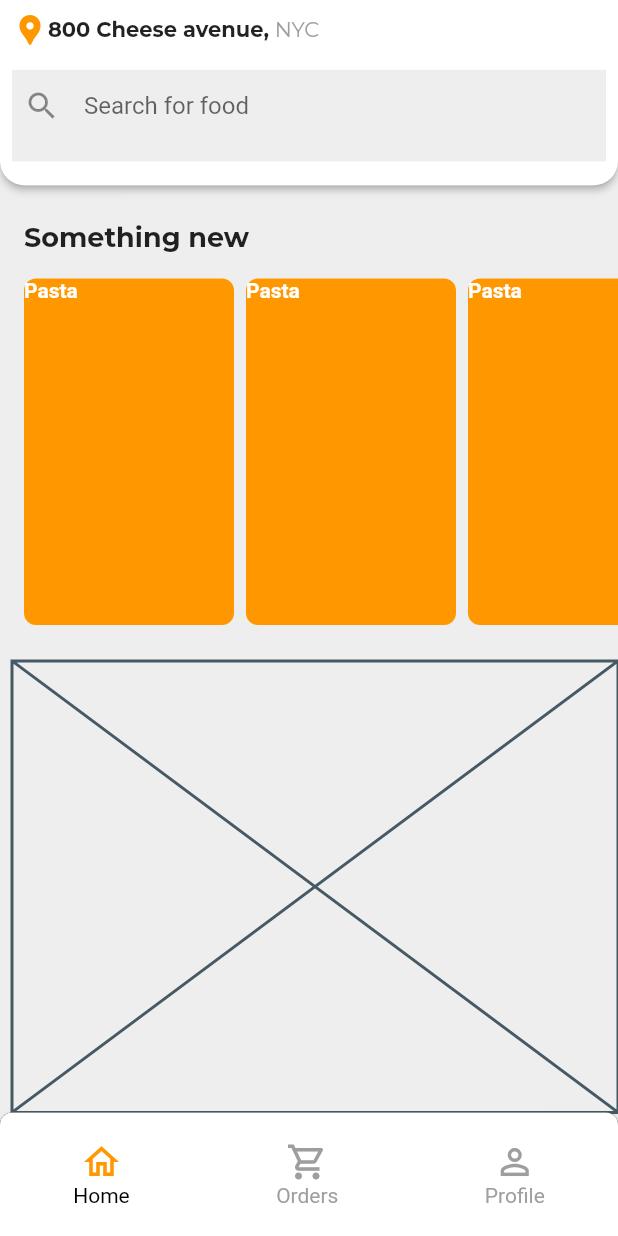
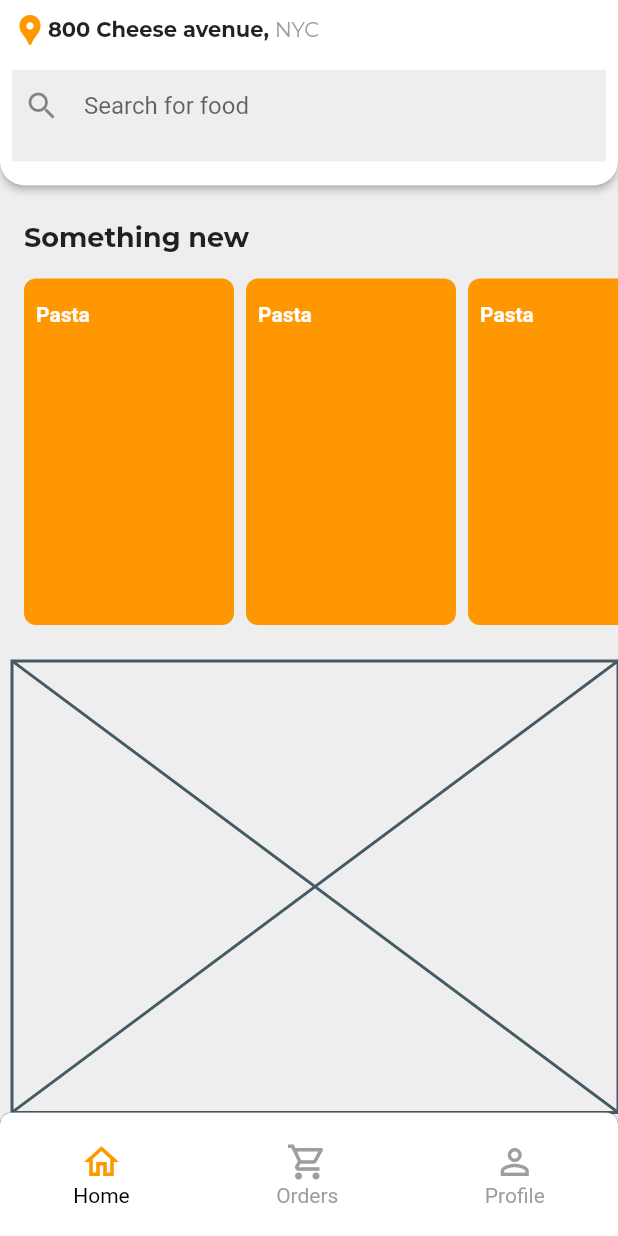
Before and after one commit to JAICHANGPARK/flutter_notebook_11th_story, a Flutter app: the screen it shows after launch, on a phone screen of 412 x 824 dp. Run offline on Flutter 3.47's test engine with Material 2 defaults, Android fonts, the phone set to English and light mode, and no system bars; our stand-ins replace backdrop, badges, flutter_inner_drawer, flutter_slidable, flutter_swiper, google_fonts.

Commit message:
Update food_home_page.dart

```diff
--- a/lib/ep744_food_app/ui/food_home_page.dart
+++ b/lib/ep744_food_app/ui/food_home_page.dart
@@ -120,7 +120,10 @@ class _FoodHomePageState extends State<FoodHomePage> {
                                   ),
                                   child: Stack(
                                     children: [
-                                      Positioned(child: Text("Pasta",style: TextStyle(
+                                      Positioned(
+                                          left: 8,
+                                          top: 16,
+                                          child: Text("Pasta",style: TextStyle(
                                         fontWeight: FontWeight.bold,
                                         color: Colors.white
                                       ),))
```
